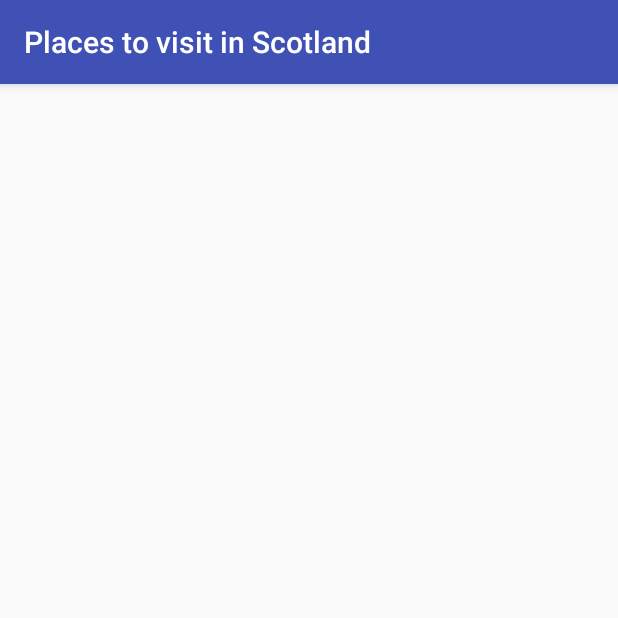
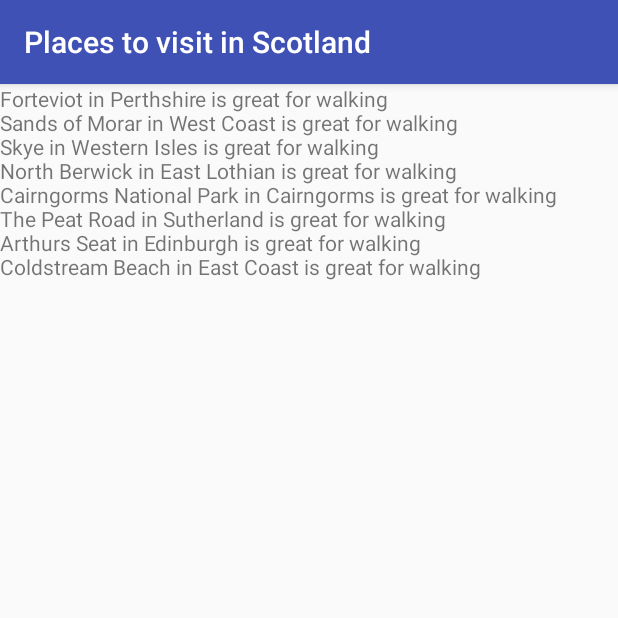
Before and after one commit to robflett/TopPlacestoVisitAppProject, an Android app: the screen it shows after launch (Filter_by_Walking_Activity), in the options menu, after a tap on "Great for walking!", on a phone screen of 412 x 824 dp, the top half of it. Run offline under Robolectric (Android 15) with nearby library versions, the light colour scheme and no system bars.

```diff
--- a/Places_to_visit_in_Scotland/app/src/main/java/com/codeclan/places_to_visit_in_scotland/Filter_by_Walking_Activity.java
+++ b/Places_to_visit_in_Scotland/app/src/main/java/com/codeclan/places_to_visit_in_scotland/Filter_by_Walking_Activity.java
@@ -2,6 +2,8 @@ package com.codeclan.places_to_visit_in_scotland;
 
 import android.support.v7.app.AppCompatActivity;
 import android.os.Bundle;
+import android.util.Log;
+import android.widget.TextView;
 
 public class Filter_by_Walking_Activity extends AppCompatActivity {
 
@@ -12,5 +14,16 @@ public class Filter_by_Walking_Activity extends AppCompatActivity {
 
         TopPlacesinScotlandtoVisit walkingPlaces = new TopPlacesinScotlandtoVisit();
         walkingPlaces.getByActivity("Walking");
+//        Log.d("filtered place", walkingPlaces.getByActivity("Walking"));
+
+        String filteredPlaces = "";
+
+        for(Place place : walkingPlaces.getByActivity("Walking")){
+            filteredPlaces += place.getPlacename() + " in " + place.getLocation() + " is great for walking\n";
+        }
+
+        TextView tv = (TextView) findViewById(R.id.filtered_places);
+        tv.setText(filteredPlaces);
+
     }
 }
--- a/Places_to_visit_in_Scotland/app/src/main/res/layout/activity_filter_by__walking_.xml
+++ b/Places_to_visit_in_Scotland/app/src/main/res/layout/activity_filter_by__walking_.xml
@@ -13,4 +13,9 @@
 
     </ListView>
 
+    <TextView
+        android:id="@+id/filtered_places"
+        android:layout_width="wrap_content"
+        android:layout_height="wrap_content" />
+
 </android.support.constraint.ConstraintLayout>
--- a/Places_to_visit_in_Scotland/app/src/main/res/menu/activity_main.xml
+++ b/Places_to_visit_in_Scotland/app/src/main/res/menu/activity_main.xml
@@ -9,6 +9,10 @@
         android:title="@string/walking_filter"
         />
 
+    <item android:id="@+id/filter_by_food"
+        android:title="@string/food_filter"
+        />
+
 
 
 
```
